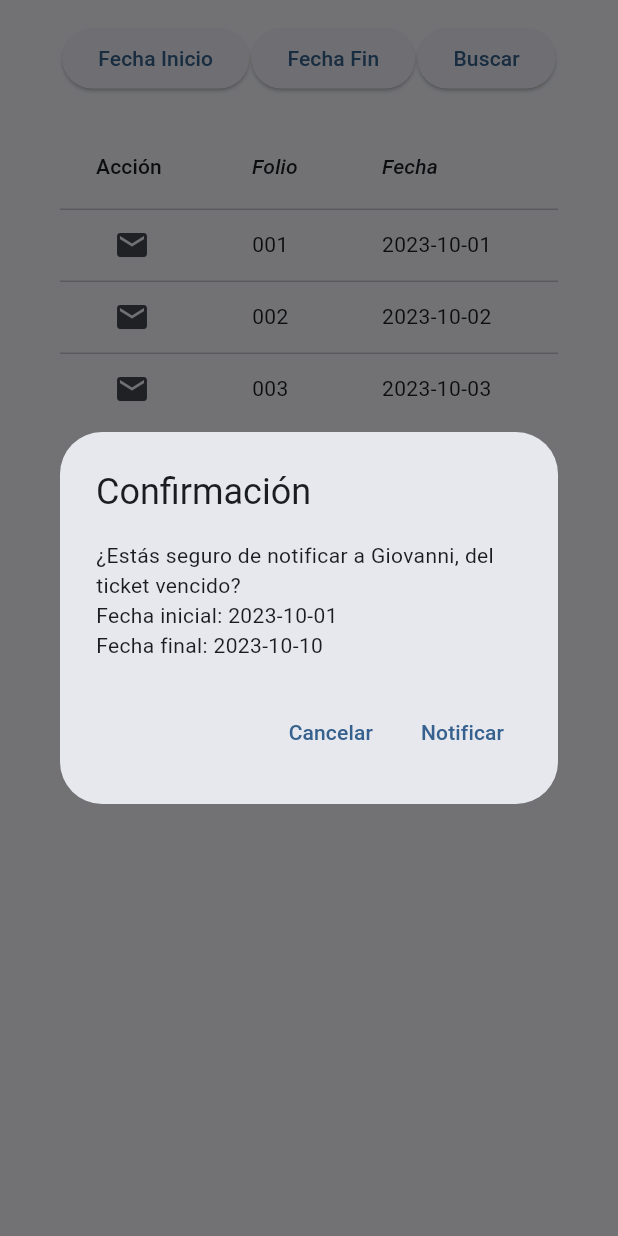
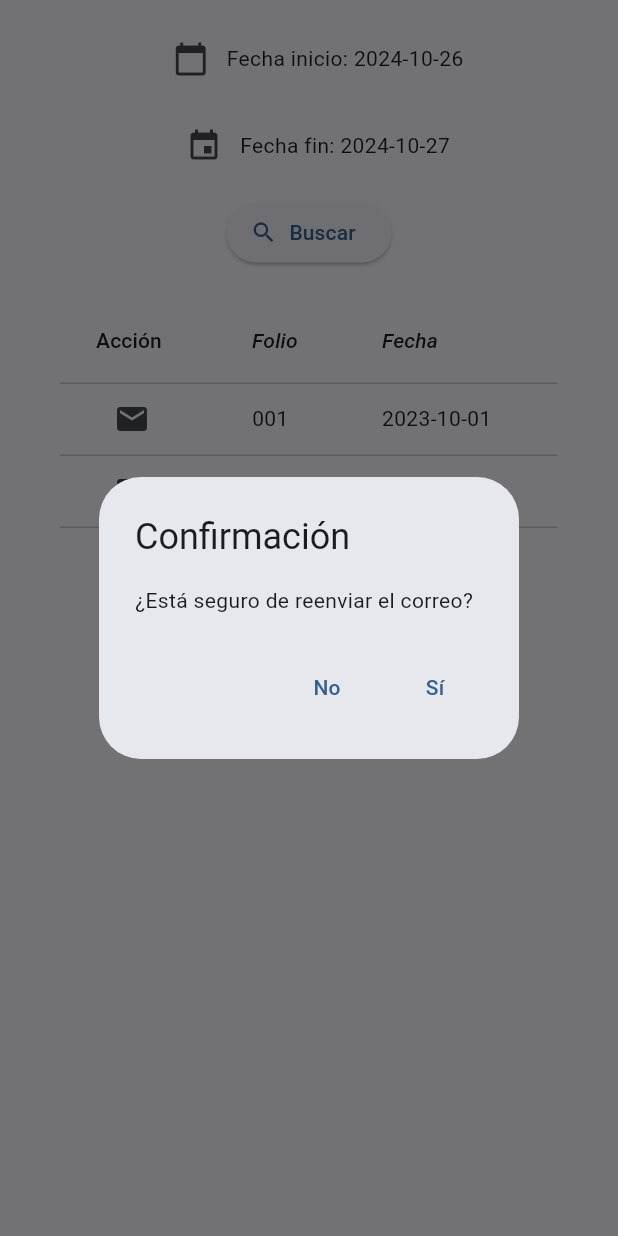
Before and after one commit to giosave/ticket_tracking, a Flutter app: the HomeScreenTable widget shown alone on an empty page, opened directly, after a tap on the "email" icon, on a phone screen of 412 x 824 dp. Run offline on Flutter 3.47's test engine with Material 3 defaults, Android fonts, the phone set to English and light mode, and no system bars; missing offline and left inert: dart:html.

Commit message:
Actualizando estado de seleccion de fechas, agregando validacion de reenvio de correo

```diff
--- a/lib/widgets/home_screen_table.dart
+++ b/lib/widgets/home_screen_table.dart
@@ -1,58 +1,95 @@
 import 'package:flutter/gestures.dart';
 import 'package:flutter/material.dart';
-import 'package:provider/provider.dart';
-import 'package:ticket_track/providers/alert_provider.dart';
 
-class HomeScreenTable extends StatelessWidget {
+class HomeScreenTable extends StatefulWidget {
   const HomeScreenTable({super.key});
+
+  @override
+  State<HomeScreenTable> createState() => _HomeScreenTableState();
+}
+
+class _HomeScreenTableState extends State<HomeScreenTable> {
+  DateTime? _startDate = DateTime.now();
+  DateTime? _endDate = DateTime.now().add(Duration(days: 1));
 
   @override
   Widget build(BuildContext context) {
     final ScrollController _scrollController = ScrollController();
-    DateTime? _startDate;
-    DateTime? _endDate;
 
     return Padding(
       padding: const EdgeInsets.only(left: 40, right: 40, top: 15),
       child: Column(
         children: [
-          Row(
-            mainAxisAlignment: MainAxisAlignment.spaceEvenly,
+          Wrap(
+            spacing: 100.0,
+            runSpacing: 10.0,
+            alignment: WrapAlignment.center,
             children: [
-              ElevatedButton(
+              _buildIconTextButton(
+                icon: Icons.calendar_today,
+                text: _startDate == null
+                    ? "Fecha inicio: No seleccionada"
+                    : "Fecha inicio: ${_startDate!.toLocal().toString().split(' ')[0]}",
                 onPressed: () async {
                   DateTime? picked = await showDatePicker(
                     context: context,
-                    initialDate: DateTime.now(),
+                    initialDate: _startDate ?? DateTime.now(),
                     firstDate: DateTime(2000),
                     lastDate: DateTime(2101),
                   );
-                  if (picked != null && picked != _startDate) {
-                    _startDate = picked;
+                  if (picked != null) {
+                    setState(() {
+                      _startDate = picked;
+                    });
                   }
                 },
-                child: Text(_startDate == null ? 'Fecha Inicio' : _startDate.toString()),
               ),
-              ElevatedButton(
+              _buildIconTextButton(
+                icon: Icons.event,
+                text: _endDate == null
+                    ? "Fecha fin: No seleccionada"
+                    : "Fecha fin: ${_endDate!.toLocal().toString().split(' ')[0]}",
                 onPressed: () async {
                   DateTime? picked = await showDatePicker(
                     context: context,
-                    initialDate: DateTime.now(),
+                    initialDate: _endDate ?? DateTime.now().add(const Duration(days: 1)),
                     firstDate: DateTime(2000),
                     lastDate: DateTime(2101),
                   );
-                  if (picked != null && picked != _endDate) {
-                    _endDate = picked;
+                  if (picked != null) {
+                    setState(() {
+                      _endDate = picked;
+                    });
                   }
                 },
-                child: Text(_endDate == null ? 'Fecha Fin' : _endDate.toString()),
               ),
-              ElevatedButton(
+              ElevatedButton.icon(
                 onPressed: () {
-                  print('Fecha Inicio: $_startDate');
-                  print('Fecha Fin: $_endDate');
+                  if (_startDate != null && _endDate != null) {
+                    if (_startDate!.isAfter(_endDate!)) {
+                      showDialog(
+                        context: context,
+                        builder: (BuildContext context) {
+                          return AlertDialog(
+                            title: const Text('Error de Fecha'),
+                            content: const Text('Las fechas no tienen un rango válido.'),
+                            actions: <Widget>[
+                              TextButton(
+                                onPressed: () {
+                                  Navigator.of(context).pop();
+                                },
+                                child: const Text('Aceptar'),
+                              ),
+                            ],
+                          );
+                        },
+                      );
+                    } else {
+                    }
+                  }
                 },
-                child: const Text('Buscar'),
+                icon: const Icon(Icons.search),
+                label: const Text('Buscar'),
               ),
             ],
           ),
@@ -166,26 +203,62 @@ class HomeScreenTable extends StatelessWidget {
                         IconButton(
                           icon: const Icon(Icons.email),
                           onPressed: () {
-                            final alertProvider = Provider.of<AlertProvider>(context, listen: false);
-                            alertProvider.setMessage('¿Estás seguro de notificar a Giovanni, del ticket vencido?\nFecha inicial: 2023-10-01 \nFecha final: 2023-10-10');
                             showDialog(
                               context: context,
                               builder: (BuildContext context) {
                                 return AlertDialog(
                                   title: const Text('Confirmación'),
-                                  content: Text(alertProvider.message),
+                                  content: const Text('¿Está seguro de reenviar el correo?'),
                                   actions: <Widget>[
                                     TextButton(
                                       onPressed: () {
                                         Navigator.of(context).pop();
                                       },
-                                      child: const Text('Cancelar'),
+                                      child: const Text('No'),
                                     ),
                                     TextButton(
                                       onPressed: () {
                                         Navigator.of(context).pop();
+                                        showDialog(
+                                          context: context,
+                                          builder: (BuildContext context) {
+                                            TextEditingController emailController = TextEditingController();
+                                            return AlertDialog(
+                                              title: const Text('Reenviar Correo'),
+                                              content: Column(
+                                                mainAxisSize: MainAxisSize.min,
+                                                children: [
+                                                  const Text('Ingrese los correos electrónicos separados por comas:'),
+                                                  TextField(
+                                                    controller: emailController,
+                                                    decoration: const InputDecoration(
+                                                      hintText: 'ejemplo1@correo.com, ejemplo2@correo.com',
+                                                    ),
+                                                  ),
+                                                ],
+                                              ),
+                                              actions: <Widget>[
+                                                TextButton(
+                                                  onPressed: () {
+                                                    Navigator.of(context).pop();
+                                                  },
+                                                  child: const Text('Cancelar'),
+                                                ),
+                                                TextButton(
+                                                  onPressed: () {
+                                                    String emails = emailController.text;
+                                                    print('Correos ingresados: $emails');
+                                                    Navigator.of(context).pop();
+                                                    setState(() {});
+                                                  },
+                                                  child: const Text('Enviar'),
+                                                ),
+                                              ],
+                                            );
+                                          },
+                                        );
                                       },
-                                      child: const Text('Notificar'),
+                                      child: const Text('Sí'),
                                     ),
                                   ],
                                 );
@@ -200,15 +273,7 @@ class HomeScreenTable extends StatelessWidget {
                       const DataCell(Text('Sitio A')),
                       const DataCell(Text('Cliente X')),
                       const DataCell(Text('Pendiente')),
-                      DataCell(
-                        Container(
-                          color: Colors.red,
-                          child: const Text(
-                            'Alto',
-                            style: TextStyle(fontStyle: FontStyle.italic),
-                          ),
-                        ),
-                      ),
+                      const DataCell(Text('Alto')),
                       const DataCell(Text('En Proceso')),
                       const DataCell(Text('Juan Pérez')),
                       const DataCell(Text('IT')),
@@ -225,7 +290,7 @@ class HomeScreenTable extends StatelessWidget {
                         IconButton(
                           icon: const Icon(Icons.email),
                           onPressed: () {
-                            print('Fila 002 seleccionada');
+
                           },
                         ),
                       ),
@@ -235,17 +300,7 @@ class HomeScreenTable extends StatelessWidget {
                       const DataCell(Text('Sitio B')),
                       const DataCell(Text('Cliente Y')),
                       const DataCell(Text('Resuelto')),
-                      DataCell(
-                        Container(
-                          decoration: BoxDecoration(
-                            color: Colors.yellow,
-                          ),
-                          child: Text(
-                            'Medio',
-                            style: TextStyle(fontStyle: FontStyle.italic),
-                          ),
-                        ),
-                      ),
+                      const DataCell(Text('Medio')),
                       const DataCell(Text('Completado')),
                       const DataCell(Text('María López')),
                       const DataCell(Text('Ventas')),
@@ -299,4 +354,23 @@ class HomeScreenTable extends StatelessWidget {
       ),
     );
   }
+
+  Widget _buildIconTextButton({
+    required IconData icon,
+    required String text,
+    required VoidCallback onPressed,
+  }) {
+    return Row(
+      mainAxisAlignment: MainAxisAlignment.start,
+      mainAxisSize: MainAxisSize.min,
+      crossAxisAlignment: CrossAxisAlignment.center,
+      children: [
+        IconButton(
+          icon: Icon(icon),
+          onPressed: onPressed,
+        ),
+        Text(text),
+      ],
+    );
+  }
 }
```
